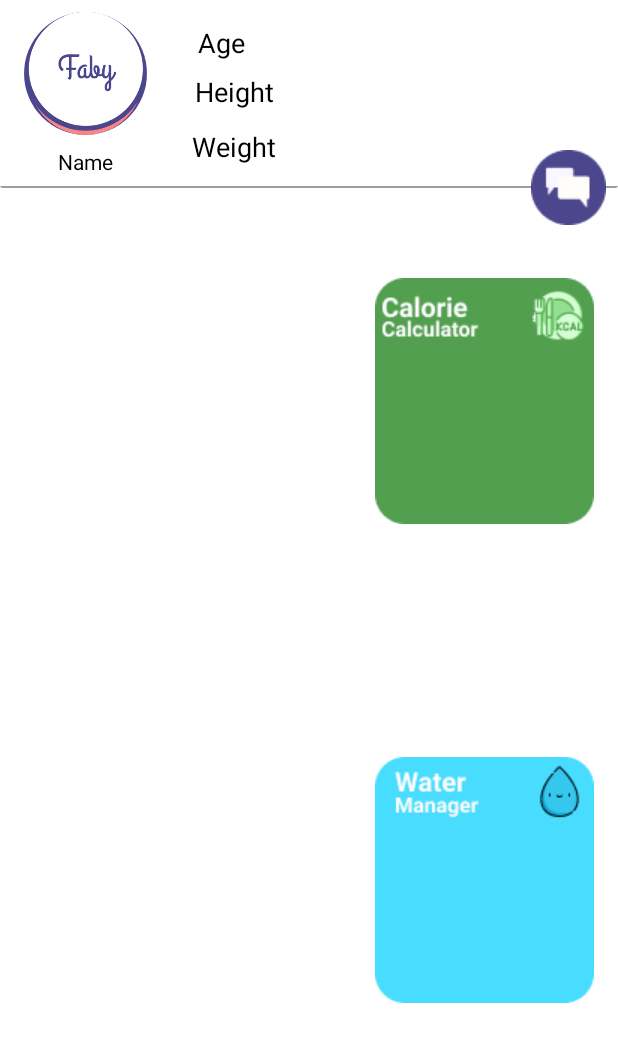
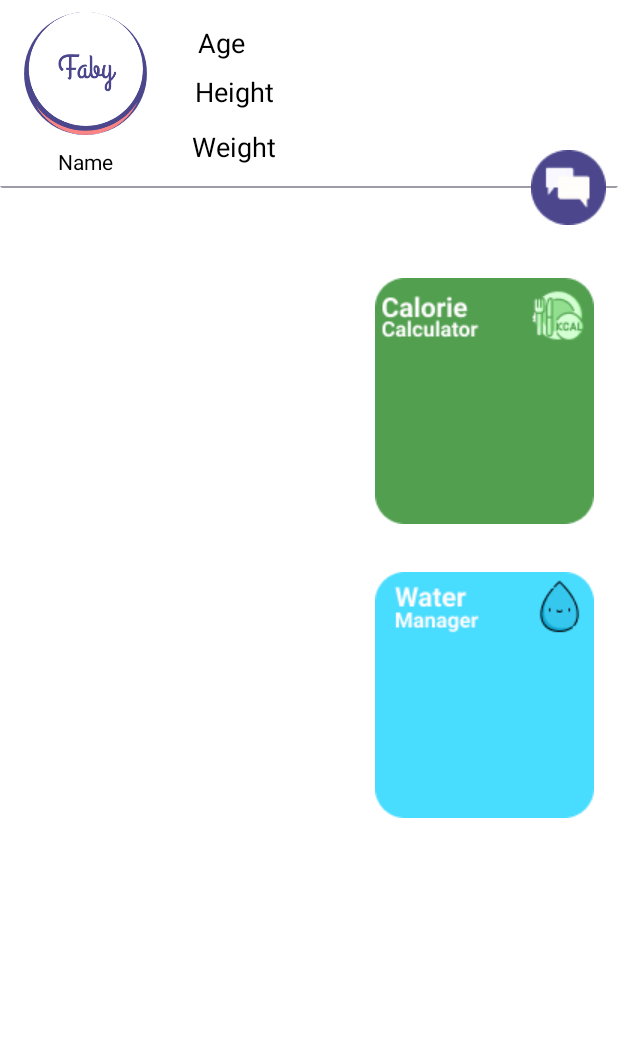
Before and after one commit to W0lFi3-IND/Faby, an Android app: the screen it shows after launch once a user with an empty profile is signed in (Dashboard), on a phone screen of 412 x 824 dp. Shown: the top 1042 px of the screen. Run offline under Robolectric (Android 15) with nearby library versions, the phone set to English and light mode, and no system bars; our stand-ins replace Firebase (no records; nobody signed in at launch, a user with empty details on screens opened directly); plain views replace CircularImageView; Roboto replaces fonts that are not available here.

Commit message:
WaterLevelDashboard Layout completed

```diff
--- a/app/src/main/res/layout/activity_dashboard.xml
+++ b/app/src/main/res/layout/activity_dashboard.xml
@@ -129,8 +129,8 @@
         android:id="@+id/WaterBtn"
         android:layout_width="wrap_content"
         android:layout_height="wrap_content"
+        android:layout_marginTop="32dp"
         android:background="@null"
-        app:layout_constraintBottom_toBottomOf="parent"
         app:layout_constraintEnd_toEndOf="@+id/CalorieBtn"
         app:layout_constraintStart_toStartOf="@+id/CalorieBtn"
         app:layout_constraintTop_toBottomOf="@+id/CalorieBtn"
```
